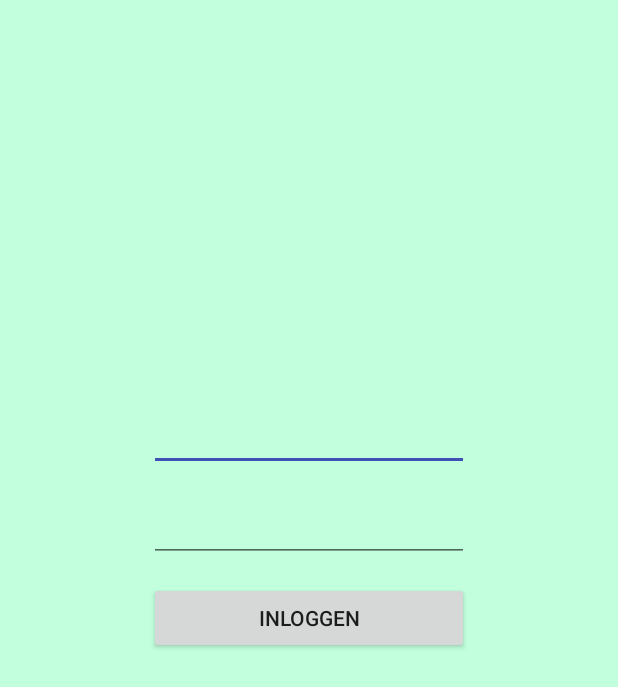
After one commit to sguldemond-fontys/SM41-ShakeIt, an Android app: the LoginActivity screen opened directly, with no data from a screen before it, on a phone screen of 412 x 824 dp. The commit adds this screen. Shown: the top 687 px of the screen. Run offline under Robolectric (Android 15) with nearby library versions, the phone set to English and light mode, and no system bars.

Commit message:
Merge branch 'master' of https://github.com/sguldemond/SM41-ShakeIt
# Conflicts:
#	app/src/main/java/fhict/sm41_shakeit/activityActivity.java
#	app/src/main/res/layout/content_main.xml
#	app/src/main/res/layout/shake.xml

```diff
--- a/app/src/main/java/database/AsyncResponce.java
+++ b/app/src/main/java/database/AsyncResponce.java
@@ -5,5 +5,5 @@ package database;
  */
 
 public interface AsyncResponce {
-    void processFinish(Object output);
+    void processFinish(String type, Object output);
 }
--- a/app/src/main/java/domain/Gebruiker.java
+++ b/app/src/main/java/domain/Gebruiker.java
@@ -13,6 +13,8 @@ public class Gebruiker {
     private int wilOntmoeten;
     private int radius;
     private double budget;
+
+    public Gebruiker(int id) { this.id = id; }
 
     public Gebruiker(int id, String naam, Date geboorteDatum, int wilOntmoeten, int radius, double budget) {
         this.id = id;
--- /dev/null
+++ b/app/src/main/java/fhict/sm41_shakeit/LoginActivity.java
@@ -0,0 +1,66 @@
+package fhict.sm41_shakeit;
+
+import android.content.Intent;
+import android.support.v7.app.AppCompatActivity;
+import android.os.Bundle;
+import android.view.View;
+import android.widget.Button;
+import android.widget.EditText;
+
+import database.AsyncResponce;
+import database.BackgroundWorker;
+
+public class LoginActivity extends AppCompatActivity implements AsyncResponce {
+
+    int gebruikersId;
+    String bwType;
+
+    @Override
+    protected void onCreate(Bundle savedInstanceState) {
+        super.onCreate(savedInstanceState);
+        setContentView(R.layout.activity_login);
+
+        gebruikersId = 0;
+
+        Button btnSumbit = (Button)findViewById(R.id.btnSubmit);
+
+        btnSumbit.setOnClickListener(new View.OnClickListener() {
+            @Override
+            public void onClick(View v) {
+                EditText etName = (EditText) findViewById(R.id.etName);
+                EditText etPassword = (EditText) findViewById(R.id.etPassword);
+
+                handleLogin(etName.getText().toString(), etPassword.getText().toString());
+            }
+        });
+    }
+
+    private void handleLogin(String name, String password) {
+        String[] input = new String[2];
+        input[0] = name;
+        input[1] = password;
+
+        BackgroundWorker bw = new BackgroundWorker(this, this);
+
+        bwType = "login";
+
+        bw.execute(bwType, input, null);
+    }
+
+    @Override
+    public void processFinish(String type, Object output) {
+        if(type.equals(bwType)) {
+            gebruikersId = Integer.parseInt((String)output);
+
+            if(gebruikersId != 0) {
+                handleExit();
+            }
+        }
+    }
+
+    private void handleExit() {
+        Intent intent = new Intent(LoginActivity.this, ShakeActivity.class);
+        intent.putExtra("gebruikersid", gebruikersId);
+        startActivity(intent);
+    }
+}
--- /dev/null
+++ b/app/src/main/res/layout/activity_login.xml
@@ -0,0 +1,46 @@
+<?xml version="1.0" encoding="utf-8"?>
+<RelativeLayout xmlns:android="http://schemas.android.com/apk/res/android"
+    xmlns:tools="http://schemas.android.com/tools"
+    android:id="@+id/activity_login"
+    android:layout_width="match_parent"
+    android:layout_height="match_parent"
+    android:paddingBottom="@dimen/activity_vertical_margin"
+    android:paddingLeft="@dimen/activity_horizontal_margin"
+    android:paddingRight="@dimen/activity_horizontal_margin"
+    android:paddingTop="@dimen/activity_vertical_margin"
+    tools:context="fhict.sm41_shakeit.LoginActivity"
+    android:background="#c1ffdd">
+
+    <EditText
+        android:layout_width="wrap_content"
+        android:layout_height="wrap_content"
+        android:inputType="textPersonName"
+        android:ems="10"
+        android:layout_above="@+id/etPassword"
+        android:layout_alignRight="@+id/etPassword"
+        android:layout_alignEnd="@+id/etPassword"
+        android:layout_marginBottom="15dp"
+        android:id="@+id/etName" />
+
+    <Button
+        android:text="inloggen"
+        android:layout_width="wrap_content"
+        android:layout_height="wrap_content"
+        android:id="@+id/btnSubmit"
+        android:layout_centerVertical="true"
+        android:layout_alignLeft="@+id/etPassword"
+        android:layout_alignStart="@+id/etPassword"
+        android:layout_alignRight="@+id/etPassword"
+        android:layout_alignEnd="@+id/etPassword" />
+
+    <EditText
+        android:layout_width="wrap_content"
+        android:layout_height="wrap_content"
+        android:inputType="textPassword"
+        android:ems="10"
+        android:layout_marginBottom="61dp"
+        android:id="@+id/etPassword"
+        android:layout_alignBottom="@+id/btnSubmit"
+        android:layout_centerHorizontal="true" />
+
+</RelativeLayout>
--- a/app/src/main/res/values/styles.xml
+++ b/app/src/main/res/values/styles.xml
@@ -1,7 +1,7 @@
 <resources>
 
     <!-- Base application theme. -->
-    <style name="AppTheme" parent="Theme.AppCompat.Light.DarkActionBar">
+    <style name="AppTheme" parent="Theme.AppCompat.Light.NoActionBar">
         <!-- Customize your theme here. -->
         <item name="colorPrimary">@color/colorPrimary</item>
         <item name="colorPrimaryDark">@color/colorPrimaryDark</item>
```
Also changed, not shown: app/src/main/AndroidManifest.xml (+7 -1 lines), app/src/main/java/database/BackgroundWorker.java (+45 -11 lines), app/src/main/java/fhict/sm41_shakeit/ShakeActivity.java (+1 -6 lines), app/src/main/java/fhict/sm41_shakeit/activityActivity.java (+47 -5 lines), app/src/main/res/drawable/basic_button.xml (added, +8 -0 lines), app/src/main/res/values/strings.xml (+14 -0 lines).
